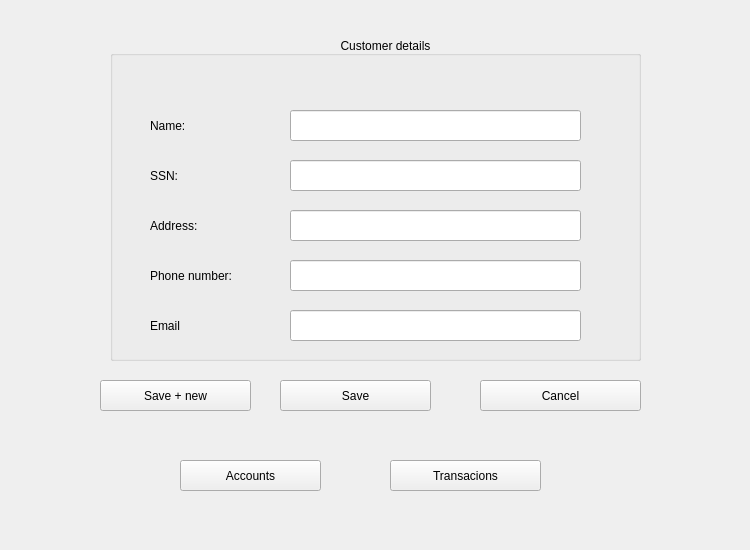
jonathansaetre/BankSystem, file customerdetails.ui: the form before one commit.
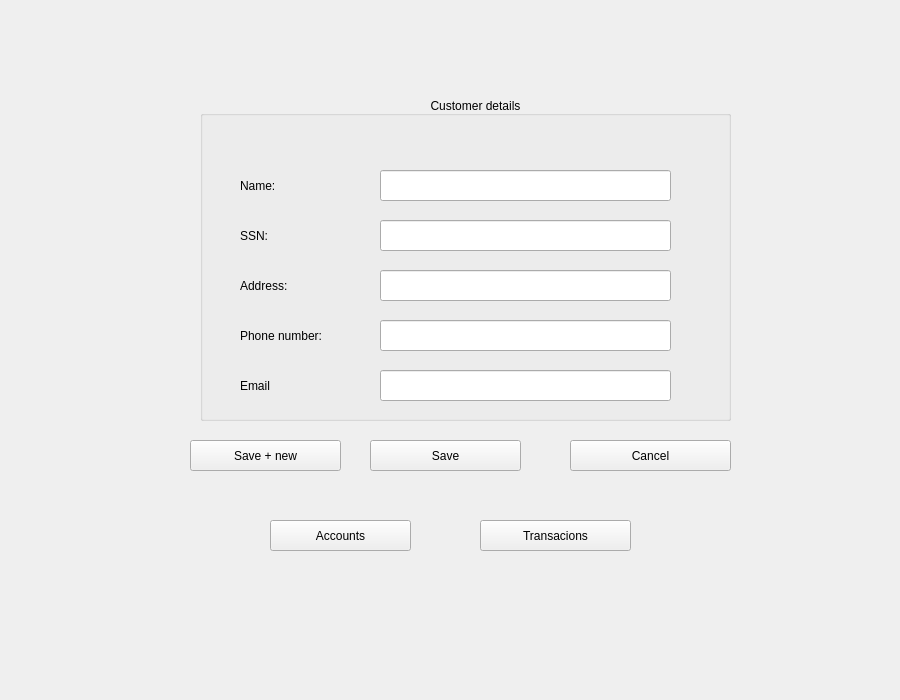
The form after the commit.

Diff of the .ui file:
```diff
--- a/customerdetails.ui
+++ b/customerdetails.ui
@@ -6,20 +6,20 @@
    <rect>
     <x>0</x>
     <y>0</y>
-    <width>750</width>
-    <height>550</height>
+    <width>900</width>
+    <height>700</height>
    </rect>
   </property>
   <property name="minimumSize">
    <size>
-    <width>750</width>
-    <height>550</height>
+    <width>900</width>
+    <height>700</height>
    </size>
   </property>
   <property name="maximumSize">
    <size>
-    <width>750</width>
-    <height>550</height>
+    <width>900</width>
+    <height>700</height>
    </size>
   </property>
   <property name="windowTitle">
@@ -28,8 +28,8 @@
   <widget class="QPushButton" name="buttonSave">
    <property name="geometry">
     <rect>
-     <x>280</x>
-     <y>380</y>
+     <x>370</x>
+     <y>440</y>
      <width>151</width>
      <height>31</height>
     </rect>
@@ -41,8 +41,8 @@
   <widget class="QGroupBox" name="customerDetailsBox">
    <property name="geometry">
     <rect>
-     <x>110</x>
-     <y>50</y>
+     <x>200</x>
+     <y>110</y>
      <width>531</width>
      <height>311</height>
     </rect>
@@ -205,8 +205,8 @@
   <widget class="QPushButton" name="buttonCancel">
    <property name="geometry">
     <rect>
-     <x>480</x>
-     <y>380</y>
+     <x>570</x>
+     <y>440</y>
      <width>161</width>
      <height>31</height>
     </rect>
@@ -218,8 +218,8 @@
   <widget class="QLabel" name="labelTitle">
    <property name="geometry">
     <rect>
-     <x>280</x>
-     <y>30</y>
+     <x>370</x>
+     <y>90</y>
      <width>211</width>
      <height>31</height>
     </rect>
@@ -234,8 +234,8 @@
   <widget class="QPushButton" name="buttonSave_New">
    <property name="geometry">
     <rect>
-     <x>100</x>
-     <y>380</y>
+     <x>190</x>
+     <y>440</y>
      <width>151</width>
      <height>31</height>
     </rect>
@@ -247,8 +247,8 @@
   <widget class="QPushButton" name="accountButton">
    <property name="geometry">
     <rect>
-     <x>180</x>
-     <y>460</y>
+     <x>270</x>
+     <y>520</y>
      <width>141</width>
      <height>31</height>
     </rect>
@@ -260,8 +260,8 @@
   <widget class="QPushButton" name="pushButton">
    <property name="geometry">
     <rect>
-     <x>390</x>
-     <y>460</y>
+     <x>480</x>
+     <y>520</y>
      <width>151</width>
      <height>31</height>
     </rect>
```
